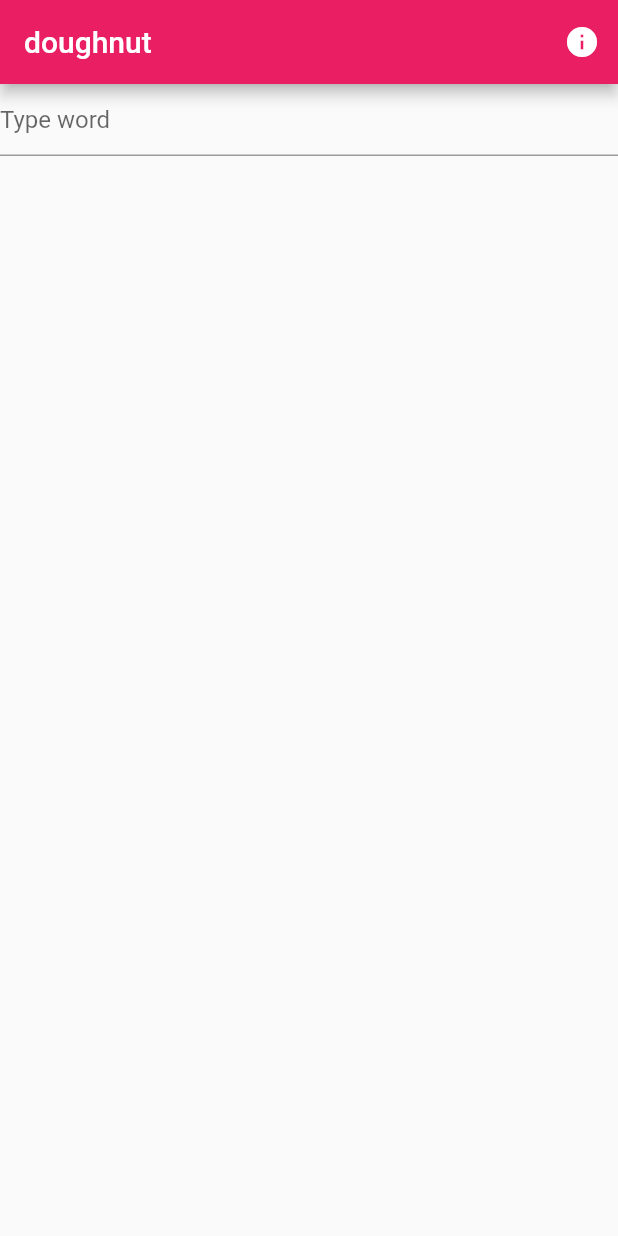
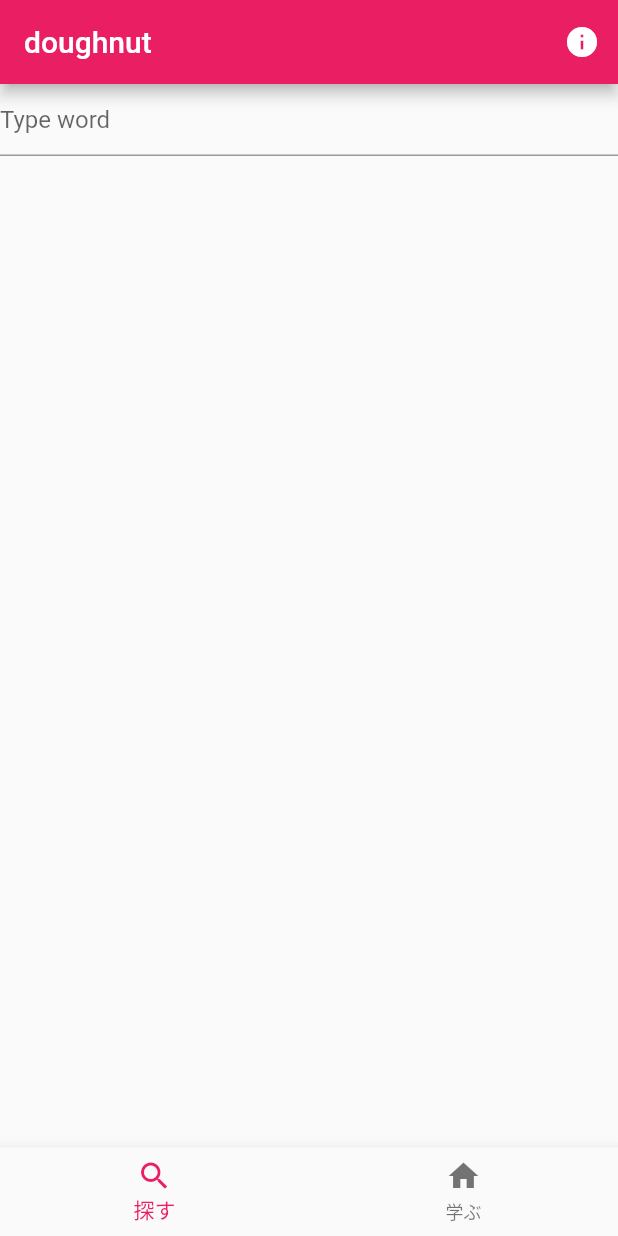
Before and after one commit to ymita/doughnut, a Flutter app: the screen it shows after launch, on a phone screen of 412 x 824 dp. Run offline on Flutter 3.47's test engine with Material 2 defaults, Android fonts, the phone set to English and light mode, and no system bars; missing offline and left inert: tts.

Commit message:
feat(main): showing tab again #17

```diff
--- a/lib/main.dart
+++ b/lib/main.dart
@@ -11,6 +11,7 @@ class MyApp extends StatelessWidget {
   @override
   Widget build(BuildContext context) {
     return new MaterialApp(
+
       title: 'Flutter Demo',
       theme: new ThemeData(
         // This is the theme of your application.
@@ -233,24 +234,24 @@ class _MyHomePageState extends State<MyHomePage> {
       body: idx == 0 ? new Search() : new Learning(),
       /// Prevents software keyboard from appearing over TextField.
       resizeToAvoidBottomPadding: false,
-      // bottomNavigationBar: new BottomNavigationBar(
-      //   currentIndex: idx,
-      //   onTap: (int idx) {
-      //     setState(() {
-      //       this.idx = idx;
-      //     });
-      //   },
-      //   items: <BottomNavigationBarItem>[
-      //     new BottomNavigationBarItem(
-      //       icon: new Icon(Icons.search),
-      //       title: new Text('探す'),
-      //     ),
-      //     new BottomNavigationBarItem(
-      //       icon: new Icon(Icons.home),
-      //       title: new Text('学ぶ'),
-      //     ),
-      //   ],
-      // ),
+      bottomNavigationBar: new BottomNavigationBar(
+        currentIndex: idx,
+        onTap: (int idx) {
+          setState(() {
+            this.idx = idx;
+          });
+        },
+        items: <BottomNavigationBarItem>[
+          new BottomNavigationBarItem(
+            icon: new Icon(Icons.search),
+            title: new Text('探す'),
+          ),
+          new BottomNavigationBarItem(
+            icon: new Icon(Icons.home),
+            title: new Text('学ぶ'),
+          ),
+        ],
+      ),
     );
   }
 }
```
